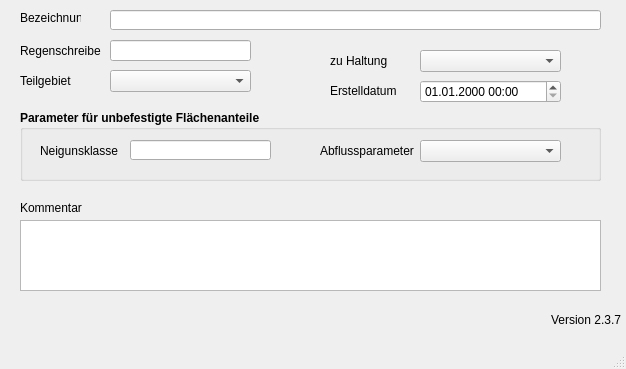
Old version of the form qkan/database/templates/tezg.ui in the repository hoettges/QKan.
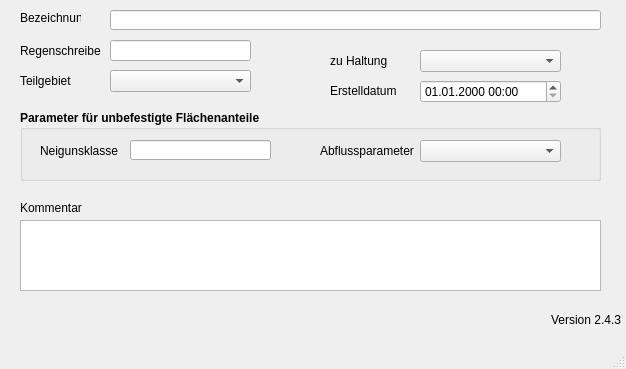
New version of the form. Custom widgets are drawn as their Qt base class.

What changed in the file:
```diff
--- a/qkan/database/templates/tezg.ui
+++ b/qkan/database/templates/tezg.ui
@@ -235,7 +235,7 @@
      <string>Version QKan Import</string>
     </property>
     <property name="text">
-     <string>Version 2.3.7</string>
+     <string>Version 2.4.3</string>
     </property>
     <property name="alignment">
      <set>Qt::AlignRight|Qt::AlignTrailing|Qt::AlignVCenter</set>
```
